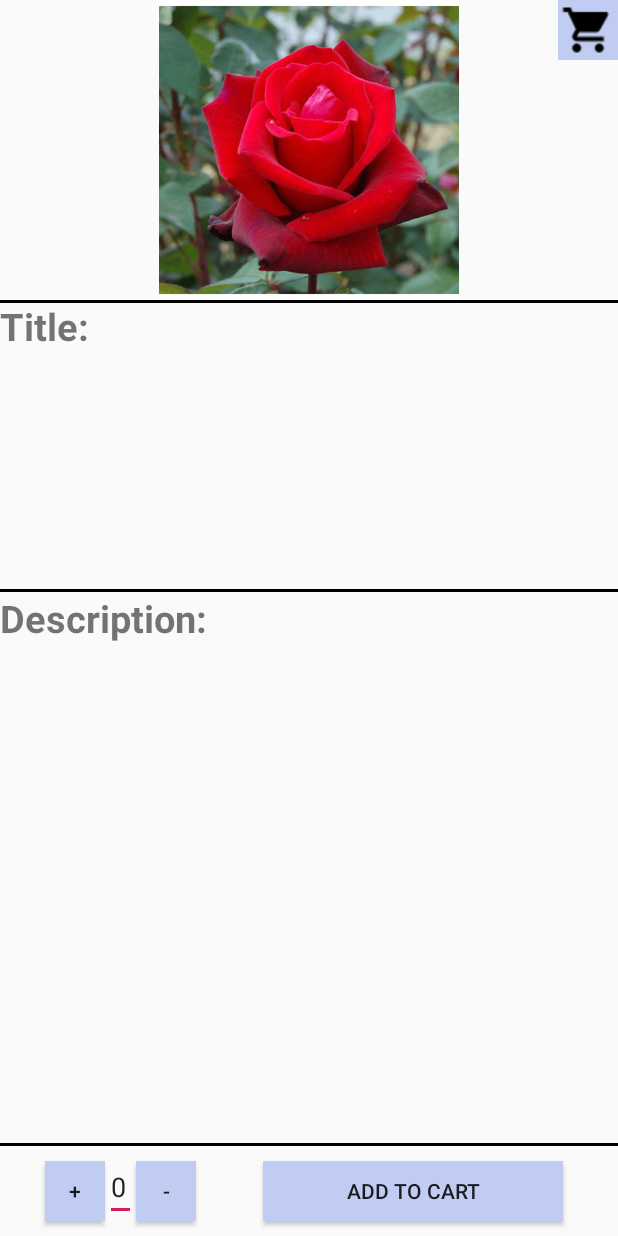
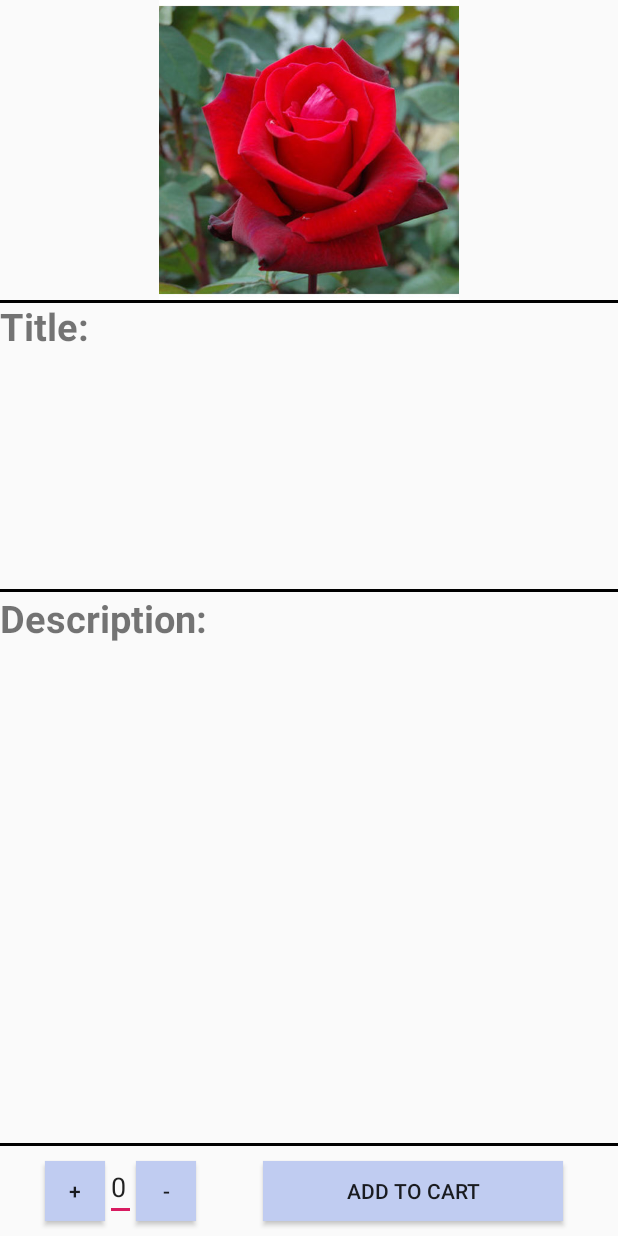
Before and after one commit to hamzajbr40/Foodie, an Android app: the Detail screen opened directly, with no data from a screen before it, after a tap on "ADD TO CART", on a phone screen of 412 x 824 dp. Run offline under Robolectric (Android 15) with nearby library versions, the phone set to English and light mode, and no system bars.

Commit message:
I removed the cart image button. I added a onClickListener to the "Add to cart" Button, and inside it i defined an AlertDialog which will give you a message says "you need to login first", but we can use this whne we have a database connected to the application!

```diff
--- a/app/src/main/java/com/dev40/foodie/Detail.java
+++ b/app/src/main/java/com/dev40/foodie/Detail.java
@@ -1,5 +1,7 @@
 package com.dev40.foodie;
 
+import android.content.DialogInterface;
+import android.support.v7.app.AlertDialog;
 import android.support.v7.app.AppCompatActivity;
 import android.os.Bundle;
 import android.view.View;
@@ -16,12 +18,31 @@ public class Detail extends AppCompatActivity {
         super.onCreate(savedInstanceState);
         setContentView(R.layout.activity_detail);
 
-        Button plus1= (Button) findViewById(R.id.plus);
-        Button minus1= (Button) findViewById(R.id.minus);
-        EditText quantity1= (EditText) findViewById(R.id.quantity);
-        Button addToCart= (Button) findViewById(R.id.AddToCart);
-        }
+        Button plus1 = (Button) findViewById(R.id.plus);
+        Button minus1 = (Button) findViewById(R.id.minus);
+        EditText quantity1 = (EditText) findViewById(R.id.quantity);
+        Button addToCart = (Button) findViewById(R.id.AddToCart);
 
+        //WE USE THIS CODE WHEN WE HAVE A DATABASE!
+        /*
+        addToCart.setOnClickListener(new View.OnClickListener() {
+            public void onClick(View view) {
+
+                AlertDialog alertDialog = new AlertDialog.Builder(Detail.this).create();
+                alertDialog.setTitle("Error");
+                alertDialog.setMessage("You need to login first to order!");
+
+                alertDialog.setButton("OK", new DialogInterface.OnClickListener() {
+                    public void onClick(DialogInterface dialog, int which) {
+                        // here you can add functions
+                    }
+                });
+                alertDialog.show();
+            }
+        });
+
+        */
+    }
     public void Plus(View view) {
     numberOfQuantity++;
     Quantity(numberOfQuantity);
@@ -41,9 +62,13 @@ public class Detail extends AppCompatActivity {
     }
 
     public void AddTo(View view) {
+        //FOR NOW WE USE THIS CODE UNTIL WE HAVE A DATABASE!
         if(numberOfQuantity<=0) {
             Toast.makeText(this,"Cannot add 0 items!",Toast.LENGTH_LONG).show();
         }
+        if(numberOfQuantity>0)
+        {
+            Toast.makeText(this,"Coming soon!",Toast.LENGTH_LONG).show();
+        }
     }
-
 }
--- a/app/src/main/res/layout/activity_detail.xml
+++ b/app/src/main/res/layout/activity_detail.xml
@@ -12,14 +12,6 @@
         android:layout_width="match_parent"
         android:layout_height="200dp"
         />
-
-    <ImageButton
-        android:id="@+id/Cart"
-        android:src="@drawable/cart"
-        android:layout_alignParentRight="true"
-        android:background="#c0ccf1"
-        android:layout_width="40dp"
-        android:layout_height="40dp" />
 
     <View
         android:layout_below="@id/detailPic"
```
